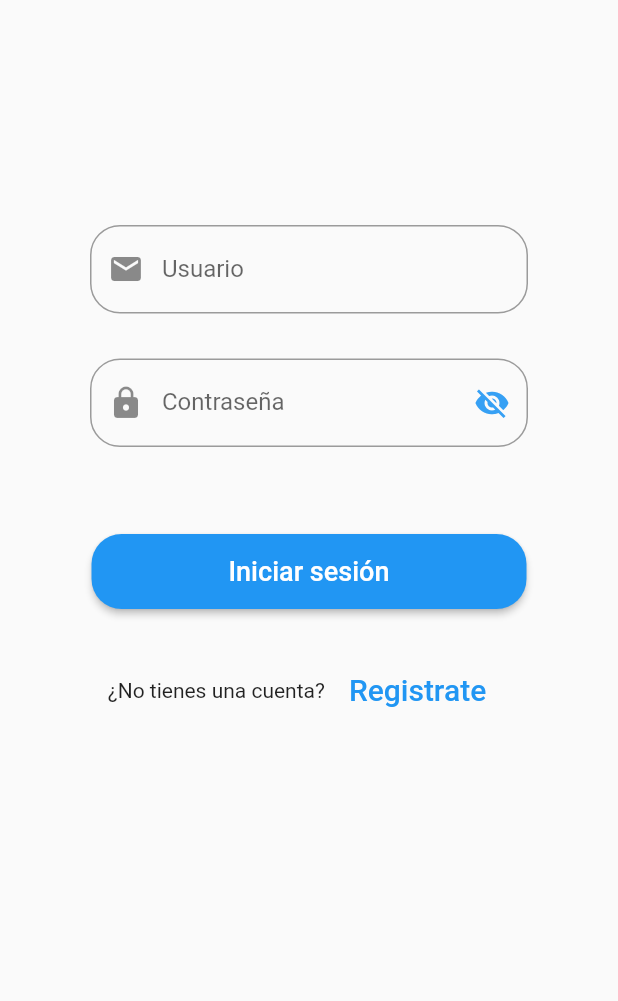
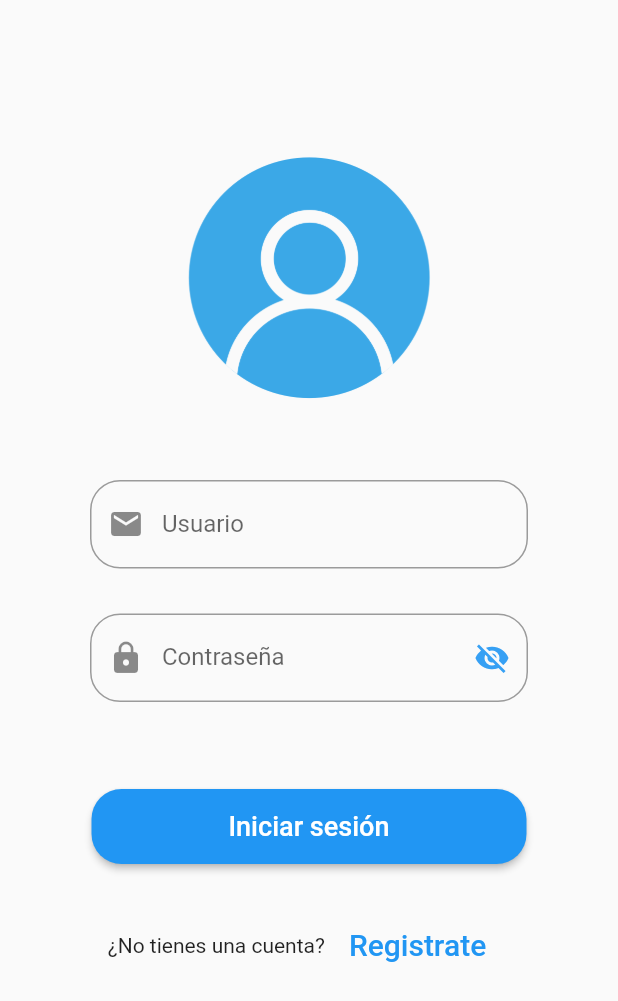
Before and after one commit to hugoruiz00/pet_care_movil, a Flutter app: the screen it shows after launch, after a tap on "Iniciar sesión", on a phone screen of 412 x 824 dp. Shown: the top 1001 px of the screen. Run offline on Flutter 3.47's test engine with Material 2 defaults, Android fonts, the phone set to English and light mode, and no system bars; our stand-ins replace fluttertoast; network calls fail.

Commit message:
login terminado

```diff
--- a/lib/src/pages/login.dart
+++ b/lib/src/pages/login.dart
@@ -3,6 +3,7 @@ import 'dart:io';
 import 'package:flutter/material.dart';
 import 'package:http/http.dart' as http;
 //import 'package:app-pet-care/src/models/Login.dart';
+import 'package:fluttertoast/fluttertoast.dart';
 
 class LoginPage extends StatefulWidget {
   // Initially password is obscure
@@ -25,17 +26,17 @@ class _State extends State<LoginPage> {
       HttpHeaders.contentTypeHeader: "application/json",
     };
 
-    Uri uri = Uri.http(url, 'user');
+    Uri uri = Uri.http(url, 'user', params);
     print(uri);
     print(header);
     print(jsonEncode(params));
-    final response = await http.post(uri,
-        headers: {
-          HttpHeaders.contentTypeHeader: "application/json",
-        },
-        body: jsonEncode(params));
+    final response = await http.post(uri, headers: {
+      HttpHeaders.contentTypeHeader: "application/json",
+    });
 
-    if (response.statusCode == 200) {
+    print(response.bodyBytes.length);
+
+    if (response.statusCode == 200 && response.bodyBytes.length != 0) {
       String body = utf8.decode(response.bodyBytes);
       final jsonData = jsonDecode(body);
 
@@ -70,7 +71,7 @@ class _State extends State<LoginPage> {
         Container(
           alignment: Alignment.center,
           padding: EdgeInsets.fromLTRB(60, 100, 60, 40),
-          //child: Image.asset("assets/iconoLogin.png", width: 170, height: 170),
+          child: Image.asset("assets/iconoLogin.png", width: 170, height: 170),
         ),
         Container(
           padding: EdgeInsets.fromLTRB(60, 10, 60, 20),
@@ -130,9 +131,18 @@ class _State extends State<LoginPage> {
                 loginFinal =
                     postLogin(nameController.text, passwordController.text);
                 loginFinal.then((value) => {
+                      //TODO
                       if (value == null)
                         {
                           print("ERROR - Revise los datos ingresados"),
+                          Fluttertoast.showToast(
+                              msg: 'Revise los datos ingresados',
+                              toastLength: Toast.LENGTH_SHORT,
+                              gravity: ToastGravity.BOTTOM,
+                              timeInSecForIos: 1,
+                              backgroundColor: Colors.red,
+                              textColor: Colors.white,
+                              fontSize: 20.0)
                         }
                       else
                         {
@@ -143,6 +153,14 @@ class _State extends State<LoginPage> {
                             value[0].token,
                             value[0].email,
                           ),
+                          Fluttertoast.showToast(
+                              msg: 'Inicio de sesión correcto',
+                              toastLength: Toast.LENGTH_SHORT,
+                              gravity: ToastGravity.BOTTOM,
+                              timeInSecForIos: 1,
+                              backgroundColor: Colors.black,
+                              textColor: Colors.white,
+                              fontSize: 20.0),
                         }
                     });
               },
--- a/pubspec.yaml
+++ b/pubspec.yaml
@@ -33,6 +33,7 @@ dependencies:
 dev_dependencies:
   flutter_test:
     sdk: flutter
+  fluttertoast: ^3.1.0
 
 # For information on the generic Dart part of this file, see the
 # following page: https://dart.dev/tools/pub/pubspec
@@ -49,6 +50,10 @@ flutter:
   # assets:
   #   - images/a_dot_burr.jpeg
   #   - images/a_dot_ham.jpeg
+  assets:
+    - assets/iconoLogin.png
+  #   - images/a_dot_ham.jpeg
+    - assets/
 
   # An image asset can refer to one or more resolution-specific "variants", see
   # https://flutter.dev/assets-and-images/#resolution-aware.
```
Also changed, not shown: assets/iconoLogin.png (added), pubspec.lock.
